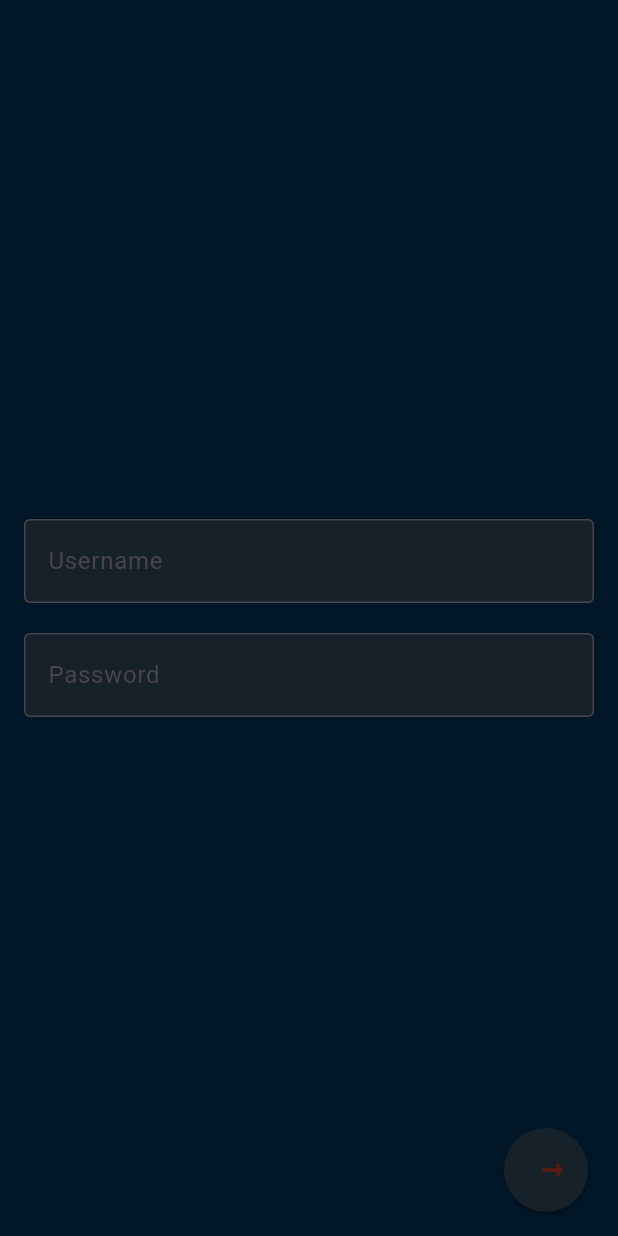
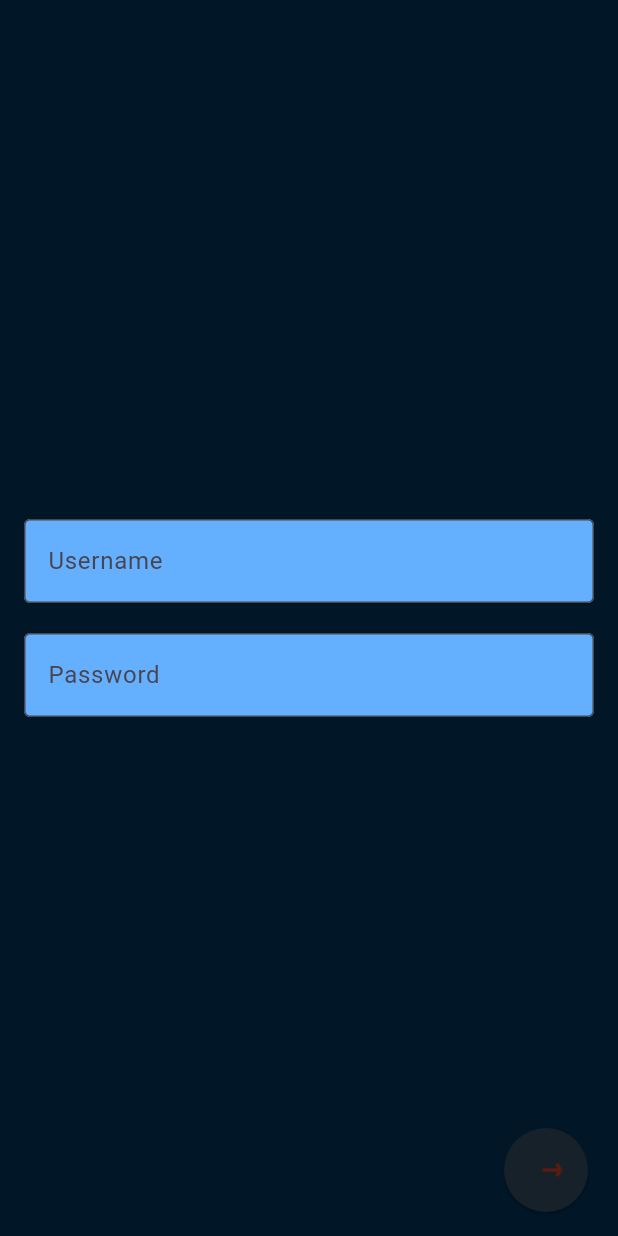
Before and after one commit to mukundsrinivasb/RideTracker, a Flutter app: the screen it shows after launch, on a phone screen of 412 x 824 dp. Run offline on Flutter 3.47's test engine with Material 3 defaults, Android fonts, the phone set to English and light mode, and no system bars; our stand-ins replace flutter_svg, logger; missing offline and left inert: amplify_auth_cognito, amplify_flutter.

Commit message:
Changed the color of the text widget
Issues:
- Unable to change the color of the textwidget

```diff
--- a/lib/Styles/color.dart
+++ b/lib/Styles/color.dart
@@ -1,3 +1,9 @@
 import 'dart:ui';
 
-Color primaryBackground = const Color.fromRGBO(1, 22, 39, 1);
+class DarkTheme {
+  final Color _primaryBackground = const Color.fromRGBO(1, 22, 39, 1);
+  final Color _textBackground = const Color.fromRGBO(101, 175, 255, 1);
+
+  get getPrimaryBackground => _primaryBackground;
+  get getTextBackground => _textBackground;
+}
--- a/lib/login_screen.dart
+++ b/lib/login_screen.dart
@@ -3,6 +3,7 @@ import 'AWS/auth.dart';
 import 'package:flutter/material.dart';
 import 'package:logger/logger.dart';
 import 'widgets/login_button.dart';
+import 'Styles/color.dart';
 
 class LoginScreen extends StatelessWidget {
   const LoginScreen({Key? key}) : super(key: key);
@@ -10,6 +11,7 @@ class LoginScreen extends StatelessWidget {
   @override
   Widget build(BuildContext context) {
     Logger logger = Logger();
+    DarkTheme darkTheme = DarkTheme();
     Future navigateToNewPasswordPage(SignInResult signInStatus) async {
       Map<String, String> attributes = mapUserAttributes(signInStatus);
       String? userName = attributes['preferred_username'];
@@ -24,7 +26,7 @@ class LoginScreen extends StatelessWidget {
     final TextEditingController usernameController = TextEditingController();
     final TextEditingController passwordController = TextEditingController();
     return Scaffold(
-      backgroundColor: const Color.fromRGBO(1, 22, 39, 1),
+      backgroundColor: darkTheme.getPrimaryBackground,
       body: Stack(
         children: [
           Padding(
@@ -33,14 +35,12 @@ class LoginScreen extends StatelessWidget {
               mainAxisAlignment: MainAxisAlignment.center,
               children: [
                 TextField(
-                  controller: usernameController,
-                  decoration: const InputDecoration(
-                    labelText: 'Username',
-                    border: OutlineInputBorder(),
-                    filled: true,
-                    fillColor: Color.fromRGBO(22, 33, 41, 1),
-                  ),
-                ),
+                    controller: usernameController,
+                    decoration: const InputDecoration(
+                        labelText: 'Username',
+                        border: OutlineInputBorder(),
+                        filled: true,
+                        fillColor: Color.fromRGBO(101, 175, 255, 1))),
                 const SizedBox(height: 20),
                 TextField(
                   controller: passwordController,
@@ -49,7 +49,7 @@ class LoginScreen extends StatelessWidget {
                     labelText: 'Password',
                     border: OutlineInputBorder(),
                     filled: true,
-                    fillColor: Color.fromRGBO(22, 33, 41, 1),
+                    fillColor: Color.fromRGBO(101, 175, 255, 1),
                   ),
                 ),
               ],
--- a/lib/main.dart
+++ b/lib/main.dart
@@ -14,11 +14,12 @@ class MyApp extends StatelessWidget {
 
   @override
   Widget build(BuildContext context) {
+    DarkTheme darkTheme = DarkTheme();
     return MaterialApp(
       title: 'RideTracker',
       initialRoute: '/',
       routes: {'/reset_password': (context) => const ResetPasswordScreen()},
-      theme: ThemeData(primaryColor: primaryBackground),
+      theme: ThemeData(primaryColor: darkTheme.getPrimaryBackground),
       home: const SplashScreen(), // Show the splash screen initially
     );
   }
@@ -71,8 +72,9 @@ class _SplashScreenState extends State<SplashScreen>
 //Depending on Dark or light mode
   @override
   Widget build(BuildContext context) {
+    DarkTheme darkTheme = DarkTheme();
     return Scaffold(
-      backgroundColor: const Color.fromRGBO(4, 5, 6, 1),
+      backgroundColor: darkTheme.getPrimaryBackground,
       body: Center(
         child: Column(
           mainAxisAlignment: MainAxisAlignment.center,
```
